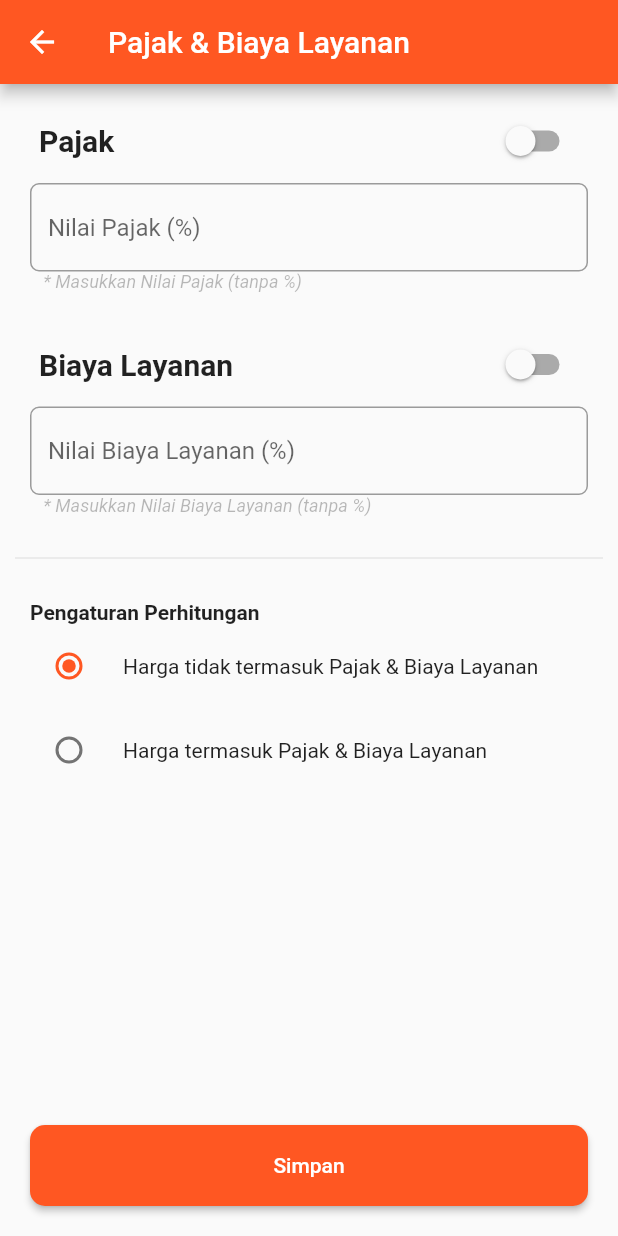
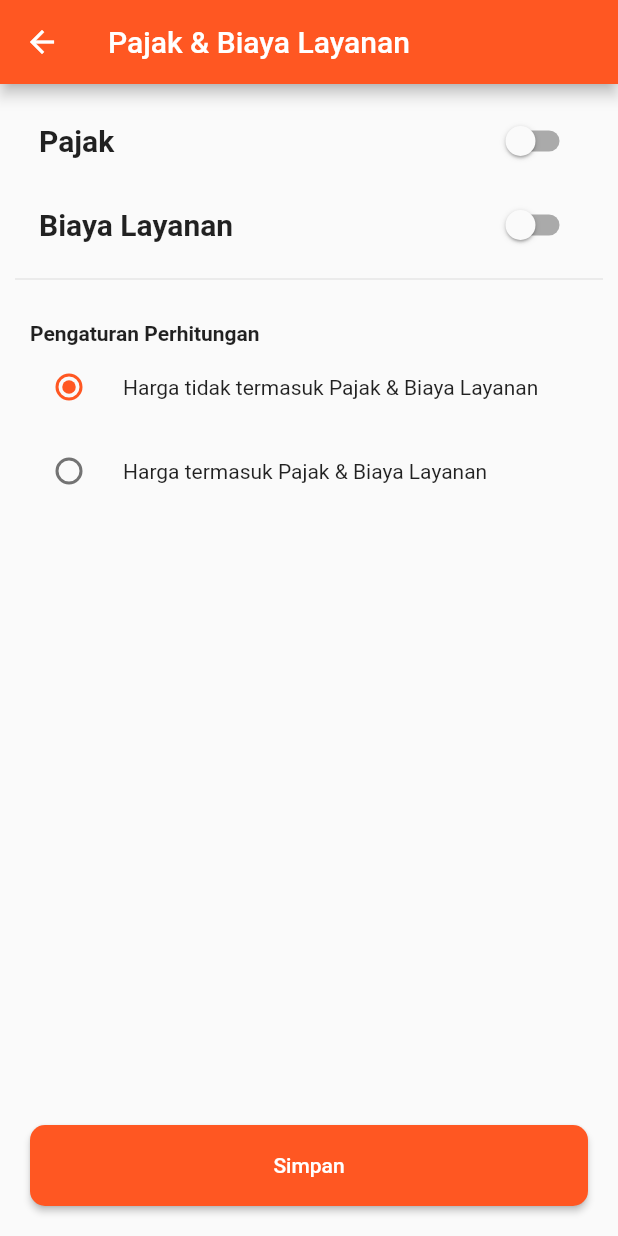
Before and after one commit to diyanto29/dpos-mobile-flutter, a Flutter app: the TaxAndServiceView screen opened by its route, on a phone screen of 412 x 824 dp. Run offline on Flutter 3.47's test engine with Material 2 defaults, Android fonts, the phone set to English and light mode, and no system bars; our stand-ins replace badges, cached_network_image, carousel_slider, custom_navigation_bar, device_info_plus, dio and 14 more; missing offline and left inert: api_cache_manager, blue_thermal_printer, clipboard, esc_pos_bluetooth, esc_pos_utils, external_path and 5 more; accounts and stored records are empty.

Commit message:
Tax & Service done

```diff
--- a/lib/app/modules/owner/settings/views/tax_and_service.dart
+++ b/lib/app/modules/owner/settings/views/tax_and_service.dart
@@ -52,17 +52,20 @@ class TaxAndServiceView extends GetWidget<TaxServiceController> {
                         onChanged: (value) {
                           controller.switchTax.value = value;
                         }),
-                    Padding(
+                    (controller.switchTax.value)
+                        ? Padding(
                             padding: const EdgeInsets.symmetric(horizontal: 10),
                             child: Column(
                               children: [
                                 GeneralTextInput(
                                     controller: controller.contTaxValue.value,
-                              labelTextInputBox: 'nilai_pajak'.tr + ' (%)',
+                                    labelTextInputBox:
+                                        'nilai_pajak'.tr + ' (%)',
                                     descTextInputBox: 'desc_nilai_pajak'.tr)
                               ],
                             ),
-                    ),
+                          )
+                        : Container(),
                     SwitchListTile(
                         value: controller.switchService.value,
                         activeColor: MyColor.colorPrimary,
@@ -74,17 +77,21 @@ class TaxAndServiceView extends GetWidget<TaxServiceController> {
                         onChanged: (value) {
                           controller.switchService.value = value;
                         }),
-                    Padding(
+                    (controller.switchService.value)
+                        ? Padding(
                             padding: const EdgeInsets.symmetric(horizontal: 10),
                             child: Column(
                               children: [
                                 GeneralTextInput(
-                              controller: controller.contServiceValue.value,
-                              labelTextInputBox: 'service_charge'.tr + ' (%)',
+                                    controller:
+                                        controller.contServiceValue.value,
+                                    labelTextInputBox:
+                                        'service_charge'.tr + ' (%)',
                                     descTextInputBox: 'desc_service_charge'.tr)
                               ],
                             ),
-                    ),
+                          )
+                        : Container(),
                     Divider(),
                     SizedBox(
                       height: 20,
--- a/lib/main.dart
+++ b/lib/main.dart
@@ -3,14 +3,9 @@ import 'package:flutter/material.dart';
 import 'package:get/get.dart';
 import 'package:get_storage/get_storage.dart';
 import 'package:google_mobile_ads/google_mobile_ads.dart';
-import 'package:intl/date_symbol_data_local.dart';
 import 'package:intl/intl.dart';
-// import 'package:intl/locale.dart' as locale;
 import 'package:responsive_sizer/responsive_sizer.dart';
-import 'package:warmi/core/globals/app_translation.dart';
-import 'package:warmi/core/globals/global_string.dart';
 import 'package:warmi/core/globals/messages.dart';
-import 'package:warmi/core/utils/enum.dart';
 
 import 'app/routes/app_pages.dart';
 import 'core/globals/global_color.dart';
```
Lines whose indentation alone changed are shown as unchanged.
